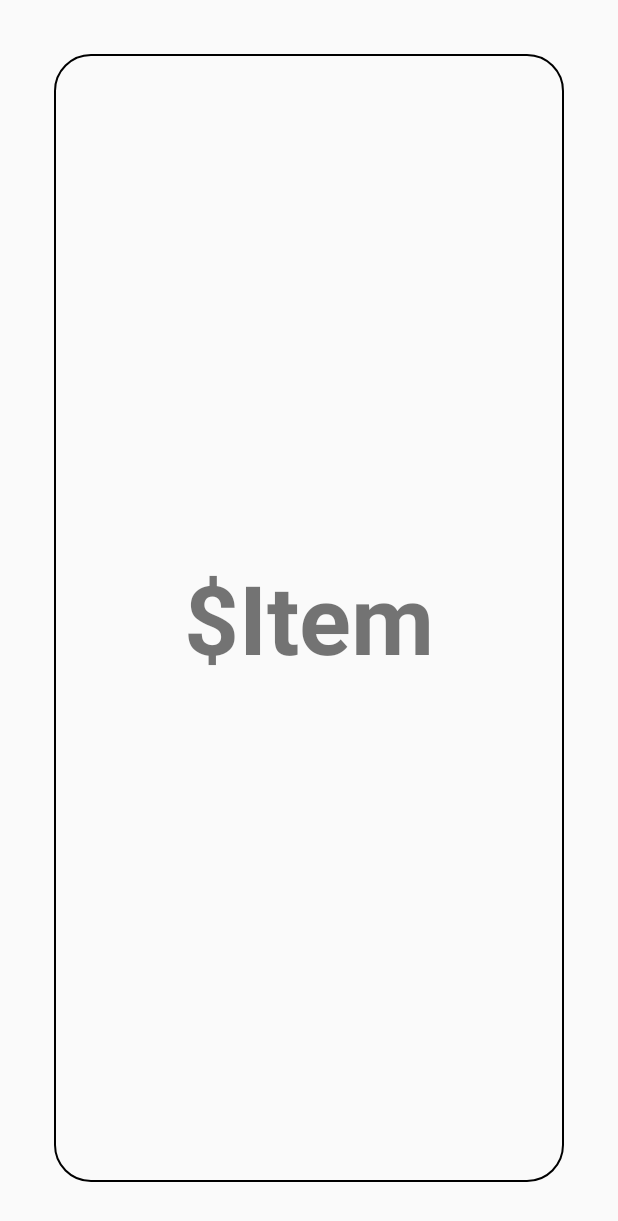
After one commit to n8ify/Charon-Client, an Android app: the layout view_guessed_item.xml on its own in the app's theme, with its tools: preview values and no code run, on a phone screen of 412 x 824 dp. The commit adds this screen. Shown: the top 1221 px of the screen. Run offline under Robolectric (Android 15) with nearby library versions, the phone set to English and light mode, and no system bars.

Commit message:
Create guessed item view

```diff
--- /dev/null
+++ b/app/src/main/java/com/n8ify/charon/presentation/_widget/GuessedItemLayout.kt
@@ -0,0 +1,24 @@
+package com.n8ify.charon.presentation._widget
+
+import android.content.Context
+import android.util.AttributeSet
+import android.view.LayoutInflater
+import android.view.View
+import android.widget.RelativeLayout
+import com.n8ify.charon.R
+import com.n8ify.charon.model.entity.Item
+import kotlinx.android.synthetic.main.view_guessed_item.view.*
+
+class GuessedItemLayout @JvmOverloads constructor(context: Context?, private val item : Item, attrs: AttributeSet? = null, defStyleAttr: Int = 0) :
+    RelativeLayout(context, attrs, defStyleAttr) {
+
+
+    init {
+        LayoutInflater.from(context).inflate(R.layout.view_guessed_item, this).run {
+            this@run.tv_value.text = this@GuessedItemLayout.item.value
+        }
+    }
+
+
+
+}
--- a/app/src/main/java/com/n8ify/charon/presentation/item/fragment/GuessFragment.kt
+++ b/app/src/main/java/com/n8ify/charon/presentation/item/fragment/GuessFragment.kt
@@ -10,6 +10,7 @@ import com.n8ify.charon.model.entity.Item
 import com.n8ify.charon.presentation._base.fragment.BaseFragment
 import kotlinx.android.synthetic.main.card_guess_item.view.*
 
+@Deprecated("Use GuessedItemLayout instead")
 class GuessFragment : BaseFragment() {
 
     val TAG = GuessFragment::class.java.simpleName
--- /dev/null
+++ b/app/src/main/res/drawable/bg_guessed_item.xml
@@ -0,0 +1,5 @@
+<?xml version="1.0" encoding="utf-8"?>
+<shape android:shape="rectangle" android:innerRadius="24dp" xmlns:android="http://schemas.android.com/apk/res/android">
+    <stroke android:width="1dp" android:color="#000"/>
+    <corners android:radius="24dp"/>
+</shape>
--- /dev/null
+++ b/app/src/main/res/layout/view_guessed_item.xml
@@ -0,0 +1,26 @@
+<?xml version="1.0" encoding="utf-8"?>
+<RelativeLayout xmlns:android="http://schemas.android.com/apk/res/android"
+        android:layout_width="match_parent"
+        android:layout_height="match_parent"
+        xmlns:app="http://schemas.android.com/apk/res-auto"
+        android:layout_margin="36dp">
+
+    <LinearLayout
+            android:layout_width="match_parent"
+            android:layout_height="match_parent"
+            android:gravity="center"
+            android:orientation="vertical"
+            android:background="@drawable/bg_guessed_item">
+
+        <TextView
+                android:id="@+id/tv_value"
+                android:layout_width="match_parent"
+                android:layout_height="match_parent"
+                android:text="$Item"
+                android:textSize="64dp"
+                android:textStyle="bold"
+                android:gravity="center"/>
+
+    </LinearLayout>
+
+</RelativeLayout>
```
Also changed, not shown: 4 other files.
